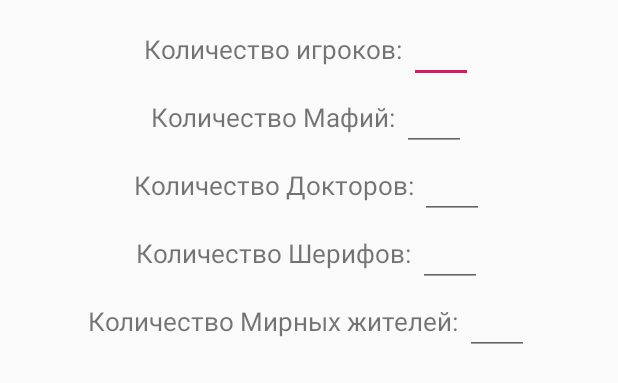
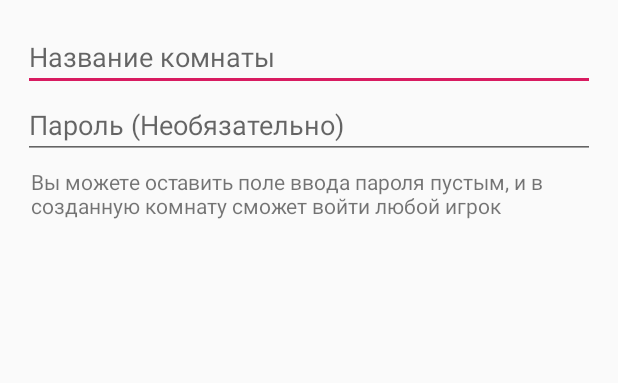
Before and after one commit to IvanShamsiev/Mafia, an Android app: the layout create_dialog.xml on its own in the app's theme, with its tools: preview values and no code run, on a phone screen of 412 x 824 dp. Shown: the top 383 px of the screen. Run offline under Robolectric (Android 15) with nearby library versions, the phone set to English and light mode, and no system bars.

Commit message:
Main Activity "Create room" adding

```diff
--- a/app/src/main/res/layout/create_dialog.xml
+++ b/app/src/main/res/layout/create_dialog.xml
@@ -1,117 +1,31 @@
 <?xml version="1.0" encoding="utf-8"?>
 <LinearLayout
     xmlns:android="http://schemas.android.com/apk/res/android"
+    android:orientation="vertical"
+    android:padding="15dp"
     android:layout_width="match_parent"
-    android:layout_height="match_parent"
-    android:paddingTop="10dp"
-    android:paddingBottom="10dp"
-    android:paddingLeft="20dp"
-    android:paddingRight="20dp"
-    android:orientation="vertical">
+    android:layout_height="match_parent">
 
-    <LinearLayout
-        android:layout_width="wrap_content"
+    <EditText
+        android:id="@+id/editRoomName"
+        android:layout_width="match_parent"
         android:layout_height="wrap_content"
-        android:layout_gravity="center_horizontal"
-        android:orientation="horizontal">
+        android:ems="10"
+        android:hint="Название комнаты"
+        android:inputType="textPersonName" />
 
-        <TextView
-            android:id="@+id/textPlayersCount"
-            android:layout_width="wrap_content"
-            android:layout_height="wrap_content"
-            android:text="Количество игроков: "
-            android:textSize="17sp" />
+    <EditText
+        android:id="@+id/editRoomPassword"
+        android:layout_width="match_parent"
+        android:layout_height="wrap_content"
+        android:ems="10"
+        android:hint="Пароль (Необязательно)"
+        android:inputType="textPersonName" />
 
-        <EditText
-            android:id="@+id/editPlayersCount"
-            android:layout_width="wrap_content"
-            android:layout_height="wrap_content"
-            android:ems="2"
-            android:inputType="numberSigned" />
-    </LinearLayout>
-
-    <LinearLayout
-        android:layout_width="wrap_content"
+    <TextView
+        android:id="@+id/textView"
+        android:layout_width="match_parent"
         android:layout_height="wrap_content"
-        android:layout_gravity="center_horizontal"
-        android:orientation="horizontal">
-
-        <TextView
-            android:id="@+id/textMafiaCount"
-            android:layout_width="wrap_content"
-            android:layout_height="wrap_content"
-            android:text="Количество Мафий: "
-            android:textSize="17sp" />
-
-        <EditText
-            android:id="@+id/editMafiaCount"
-            android:layout_width="wrap_content"
-            android:layout_height="wrap_content"
-            android:ems="2"
-            android:inputType="numberSigned" />
-    </LinearLayout>
-
-    <LinearLayout
-        android:layout_width="wrap_content"
-        android:layout_height="wrap_content"
-        android:layout_gravity="center_horizontal"
-        android:orientation="horizontal">
-
-        <TextView
-            android:id="@+id/textDoctorCount"
-            android:layout_width="wrap_content"
-            android:layout_height="wrap_content"
-            android:text="Количество Докторов: "
-            android:textSize="17sp" />
-
-        <EditText
-            android:id="@+id/editDoctorCount"
-            android:layout_width="wrap_content"
-            android:layout_height="wrap_content"
-            android:ems="2"
-            android:inputType="numberSigned" />
-    </LinearLayout>
-
-    <LinearLayout
-        android:layout_width="wrap_content"
-        android:layout_height="wrap_content"
-        android:layout_gravity="center_horizontal"
-        android:orientation="horizontal">
-
-        <TextView
-            android:id="@+id/textSheriffCount"
-            android:layout_width="wrap_content"
-            android:layout_height="wrap_content"
-            android:text="Количество Шерифов: "
-            android:textSize="17sp" />
-
-        <EditText
-            android:id="@+id/editSheriffCount"
-            android:layout_width="wrap_content"
-            android:layout_height="wrap_content"
-            android:ems="2"
-            android:inputType="numberSigned" />
-    </LinearLayout>
-
-    <LinearLayout
-        android:layout_width="wrap_content"
-        android:layout_height="wrap_content"
-        android:layout_gravity="center_horizontal"
-        android:orientation="horizontal">
-
-        <TextView
-            android:id="@+id/textCivilianCount"
-            android:layout_width="wrap_content"
-            android:layout_height="wrap_content"
-            android:text="Количество Мирных жителей: "
-            android:textSize="17sp" />
-
-        <EditText
-            android:id="@+id/editCivilianCount"
-            android:layout_width="wrap_content"
-            android:layout_height="wrap_content"
-            android:ems="2"
-            android:inputType="numberSigned" />
-    </LinearLayout>
-
+        android:layout_margin="5dp"
+        android:text="Вы можете оставить поле ввода пароля пустым, и в созданную комнату сможет войти любой игрок" />
 </LinearLayout>
```
Also changed, not shown: app/src/main/java/com/example/ivan/mafia/MainActivity.java (+48 -36 lines), app/src/main/java/com/example/ivan/mafia/PlayActivity.java (+8 -15 lines), app/src/main/res/layout/start_dialog.xml (added, +117 -0 lines).
